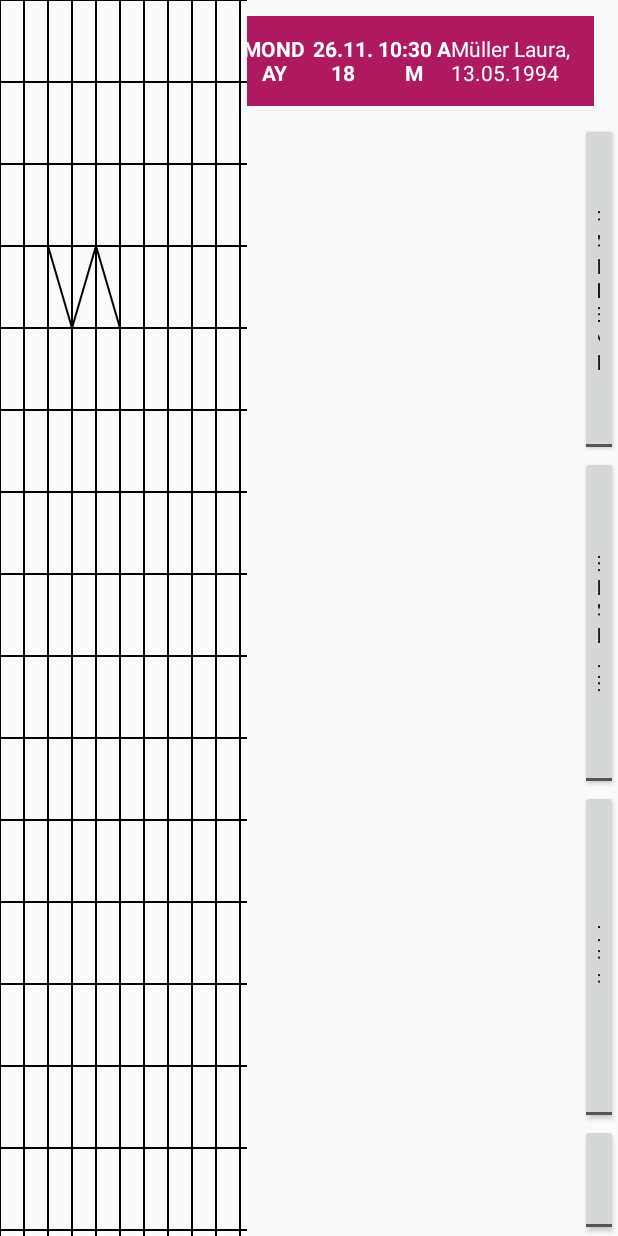
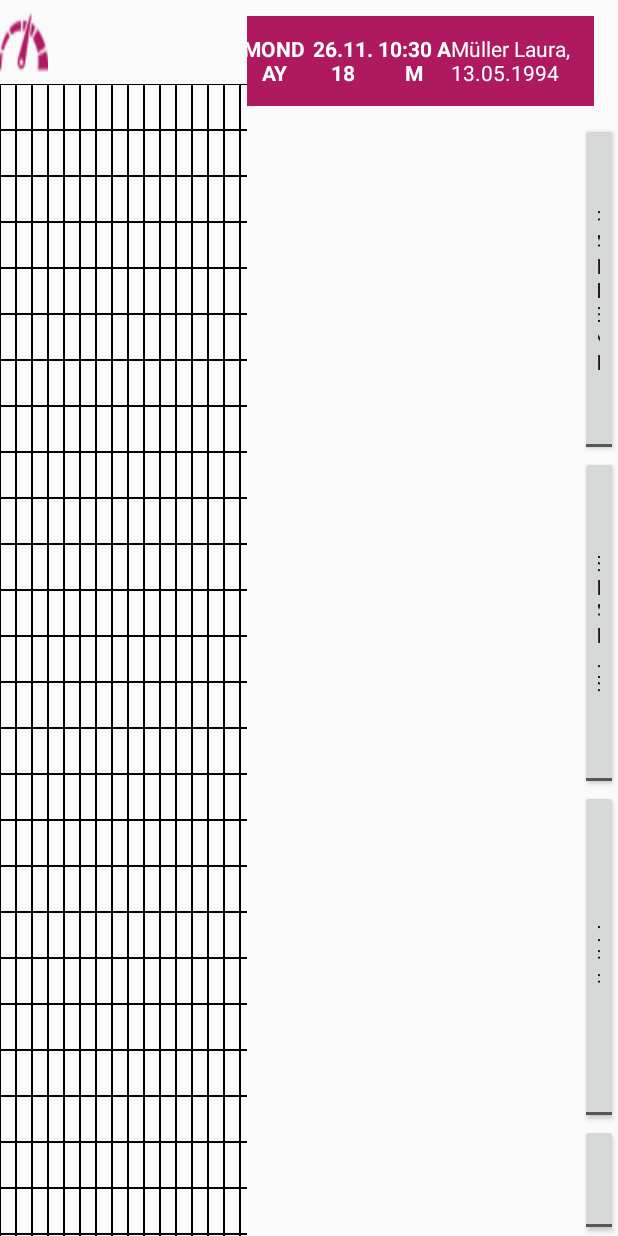
Before and after one commit to bauej1/epatientenprotokoll, an Android app: the screen it shows after launch (MainActivity), on a phone screen of 412 x 824 dp. Run offline under Robolectric (Android 15) with nearby library versions, the phone set to English and light mode, and no system bars.

Commit message:
Measures Grid has now different tools to use.

```diff
--- a/app/src/main/java/com/epatientenprotokoll/epatientenprotokoll/activities/MainActivity.java
+++ b/app/src/main/java/com/epatientenprotokoll/epatientenprotokoll/activities/MainActivity.java
@@ -5,6 +5,7 @@ import android.content.Context;
 import android.support.v4.app.FragmentTransaction;
 import android.support.v7.app.AppCompatActivity;
 import android.os.Bundle;
+import android.support.v7.widget.Toolbar;
 import android.view.LayoutInflater;
 import android.view.MenuItem;
 import android.view.View;
@@ -13,14 +14,13 @@ import android.widget.EditText;
 import android.widget.ImageButton;
 import android.widget.LinearLayout;
 import android.widget.PopupMenu;
-import android.widget.PopupWindow;
 import android.widget.TextView;
 import android.widget.ToggleButton;
 import com.epatientenprotokoll.epatientenprotokoll.R;
 import com.epatientenprotokoll.epatientenprotokoll.fragments.MasterDataFragment;
 import com.epatientenprotokoll.epatientenprotokoll.fragments.MaterialFragment;
 import com.epatientenprotokoll.epatientenprotokoll.fragments.StatusFragment;
-
+import com.epatientenprotokoll.epatientenprotokoll.model.Toolbox;
 import java.text.SimpleDateFormat;
 import java.util.Calendar;
 
@@ -34,16 +34,18 @@ public class MainActivity extends AppCompatActivity {
     Button urgencyOne;
     Button urgencyTwo;
     ImageButton ibTime;
-    PopupWindow mpopup;
-    Context mConext;
     LinearLayout vertLayout;
 
     //MeasuresGrid
     private MeasuresGrid measuresGrid;
-    String[][] table = new String[15][10];
-    int ventilationStart = 2;
-    int ventilationEnd = 5;
+    int[][] table = new int[25][15];
+    int ventilationStart;
+    int ventilationEnd;
+    int row;
 
+    //Toolbox
+    private Toolbar toolChooser;
+    private Toolbox toolbox;
 
     @Override
     protected void onCreate(Bundle savedInstanceState) {
@@ -153,48 +155,86 @@ public class MainActivity extends AppCompatActivity {
             }
         });
 
+        initToolChooser();
         initMeasuresGrid();
     }
 
+    /**
+     * Initializes the grid for measurements and handels the onclick and ondrag-Listener for further actions.
+     */
     private void initMeasuresGrid() {
         measuresGrid = findViewById(R.id.measuresGrid);
         measuresGrid.setOnClickListener(new MeasuresGrid.OnClickListener() {
             @Override
             void onClick(View view, int row, int column) {
-                onMeasuresGridClick(row, column);
+                if(toolbox.checkIfToolIsSelected()){
+                    if(!toolbox.getActualTool().isMultiMeasure()){
+                        onMeasuresGridClick(row, column);
+                    }
+                }
             }
         });
 
         measuresGrid.setOnDragListener(new MeasuresGrid.OnDragListener() {
             @Override
-            void onDrag(View view, int columnStart, int columnEnd) {
-                onMeasuresGridDrag(columnStart, columnEnd);
+            void onDrag(View view, int columnStart, int columnEnd, int row) {
+                if(toolbox.checkIfToolIsSelected()){
+                    if(toolbox.getActualTool().isMultiMeasure()){
+                        onMeasuresGridDrag(columnStart, columnEnd, row);
+                    }
+                }
             }
         });
 
         setMeasuresGrid();
     }
 
+    /**
+     * Handles the action if the user clicks on the grid. It gets the selected toolbox symbol and writes it into the two-dimensional table array to store the symbol.
+     *
+     * @param row - clicked row
+     * @param column - clicked column
+     */
     private void onMeasuresGridClick(int row, int column) {
         System.out.println("clicked: " + row + " " + column);
 
-        table[row][column] = "X";
+        table[row][column] = toolbox.getActualTool().getSymbol();
+        setMeasuresGrid();
+    }
+
+    /**
+     * Handles the action if the user drags on the grid. It gets the selected toolbox symbol and writes it into the two-dimensional table array to store the symbol.
+     *
+     * @param columnStart - first tap
+     * @param columnEnd - last tap
+     * @param row - row tapped
+     */
+    private void onMeasuresGridDrag(int columnStart, int columnEnd, int row) {
+        System.out.println("drag: " + columnStart + " " + columnEnd);
+
+        ventilationStart = columnStart;
+        ventilationEnd = columnEnd;
+        this.row = row;
 
         setMeasuresGrid();
     }
 
-    private void onMeasuresGridDrag(int columnStart, int columnEnd) {
-        System.out.println("drag: " + columnStart + " " + columnEnd);
-
-        ventilationStart = columnStart;
-        ventilationEnd = columnEnd;
-
-        setMeasuresGrid();
+    /**
+     * Actualizes the data table behind the grid.
+     */
+    private void setMeasuresGrid() {
+        measuresGrid.setTable(table);
+        measuresGrid.setVentilation(ventilationStart, ventilationEnd, row);
     }
 
-    private void setMeasuresGrid() {
-        measuresGrid.setTable(table);
-        measuresGrid.setVentilation(ventilationStart, ventilationEnd);
+    /**
+     * Initializes the tool chooser element on top left screen corner. It allows the user to handle different tools.
+     */
+    private void initToolChooser(){
+        toolChooser = findViewById(R.id.toolbar);
+        toolbox = new Toolbox();
+        toolChooser.setOnClickListener(v -> {
+            toolbox.showToolbox(v);
+        });
     }
-
 }
--- a/app/src/main/java/com/epatientenprotokoll/epatientenprotokoll/activities/MeasuresGrid.java
+++ b/app/src/main/java/com/epatientenprotokoll/epatientenprotokoll/activities/MeasuresGrid.java
@@ -1,6 +1,8 @@
 package com.epatientenprotokoll.epatientenprotokoll.activities;
 
 import android.content.Context;
+import android.graphics.Bitmap;
+import android.graphics.BitmapFactory;
 import android.graphics.Canvas;
 import android.graphics.Color;
 import android.graphics.Paint;
@@ -15,15 +17,16 @@ public class MeasuresGrid extends View {
     }
 
     abstract static class OnDragListener {
-        abstract void onDrag(View view, int columnStart, int columnEnd);
+        abstract void onDrag(View view, int columnStart, int columnEnd, int row);
     }
 
-    String[][] table;
+    int[][] table;
     OnClickListener onClickListener;
     OnDragListener onDragListener;
     Paint paint = new Paint();
     int ventilationStart;
     int ventilationEnd;
+    int row;
 
     public MeasuresGrid(Context context) {
         super(context);
@@ -46,15 +49,16 @@ public class MeasuresGrid extends View {
         paint.setTextSize(50);
     }
 
-    public void setTable(String[][] table) {
+    public void setTable(int[][] table) {
         this.table = table;
 
         invalidate();
     }
 
-    public void setVentilation(int ventilationStart, int ventilationEnd) {
+    public void setVentilation(int ventilationStart, int ventilationEnd, int row) {
         this.ventilationStart = ventilationStart;
         this.ventilationEnd = ventilationEnd;
+        this.row = row;
     }
 
     void setOnClickListener(OnClickListener onClickListener) {
@@ -93,16 +97,16 @@ public class MeasuresGrid extends View {
     private void drawCells(Canvas canvas) {
         for (int row = 0; row < getRowCount(); ++row) {
             for (int column = 0; column < getColumnCount(); ++column) {
-                String text = table[row][column];
+                Bitmap bitmap = BitmapFactory.decodeResource(getResources(), table[row][column]);
 
-                if(text == null) {
+                if(bitmap == null) {
                     continue;
                 }
 
                 int x = getWidth() / getColumnCount() * column + 4;
                 int y = getHeight() / getRowCount() * (row + 1) - 4;
 
-                canvas.drawText(text, x, y, paint);
+                canvas.drawBitmap(bitmap, x, y, paint);
             }
         }
     }
@@ -112,7 +116,8 @@ public class MeasuresGrid extends View {
             return;
         }
 
-        int row = 3;
+        int row = this.row;
+        System.out.println("row : " + row);
         boolean upwards = true;
 
         for(int column = ventilationStart; column < ventilationEnd; ++column) {
@@ -145,7 +150,7 @@ public class MeasuresGrid extends View {
             if(event.getAction() == MotionEvent.ACTION_UP) {
                 if(dragStartColumn != column) {
                     if (onDragListener != null) {
-                        onDragListener.onDrag(this, dragStartColumn, column + 1);
+                        onDragListener.onDrag(this, dragStartColumn, column + 1, row);
                     }
                 }
                 else {
--- /dev/null
+++ b/app/src/main/java/com/epatientenprotokoll/epatientenprotokoll/model/Measurement.java
@@ -0,0 +1,92 @@
+package com.epatientenprotokoll.epatientenprotokoll.model;
+
+/**
+ * This Class represents the different Measurements which can used in the grid.
+ *
+ */
+public class Measurement {
+
+    private int id;
+    private int symbol;
+    private boolean multiMeasure;
+    private int x1;
+    private int y1;
+    private int x2;
+    private int y2;
+
+    /**
+     *
+     * @param id - Identification of the Measurement
+     * @param symbol - Symbol used in the grid as an integer from drawables folder
+     * @param multiMeasure - is the Measurement just a point or does it need a drag action
+     * @param x1 - x-value of the first click
+     * @param y1 - y-value of the second click
+     * @param x2 - x-value of the second click (only if multiMeasure is true)
+     * @param y2 - y-value of the second click (only if multiMeasure is true)
+     */
+    public Measurement(int id, int symbol, boolean multiMeasure, int x1, int y1, int x2, int y2) {
+        this.id = id;
+        this.symbol = symbol;
+        this.multiMeasure = multiMeasure;
+        this.x1 = x1;
+        this.y1 = y1;
+        this.x2 = x2;
+        this.y2 = y2;
+    }
+
+    public int getId() {
+        return id;
+    }
+
+    public void setId(int id) {
+        this.id = id;
+    }
+
+    public int getSymbol() {
+        return symbol;
+    }
+
+    public void setSymbol(int symbol) {
+        this.symbol = symbol;
+    }
+
+    public boolean isMultiMeasure() {
+        return multiMeasure;
+    }
+
+    public void setMultiMeasure(boolean multiMeasure) {
+        this.multiMeasure = multiMeasure;
+    }
+
+    public int getX1() {
+        return x1;
+    }
+
+    public void setX1(int x1) {
+        this.x1 = x1;
+    }
+
+    public int getY1() {
+        return y1;
+    }
+
+    public void setY1(int y1) {
+        this.y1 = y1;
+    }
+
+    public int getX2() {
+        return x2;
+    }
+
+    public void setX2(int x2) {
+        this.x2 = x2;
+    }
+
+    public int getY2() {
+        return y2;
+    }
+
+    public void setY2(int y2) {
+        this.y2 = y2;
+    }
+}
--- /dev/null
+++ b/app/src/main/java/com/epatientenprotokoll/epatientenprotokoll/model/Toolbox.java
@@ -0,0 +1,129 @@
+package com.epatientenprotokoll.epatientenprotokoll.model;
+
+import android.view.MenuInflater;
+import android.view.MenuItem;
+import android.view.View;
+import android.widget.PopupMenu;
+import com.epatientenprotokoll.epatientenprotokoll.R;
+import java.lang.reflect.Field;
+import java.util.ArrayList;
+
+public class Toolbox {
+
+    private ArrayList<Measurement> measurements;
+    private Measurement actualTool;
+
+    public Toolbox(){
+        measurements = new ArrayList<>();
+        initTools();
+    }
+
+    /**
+     * Shows the toolbox for the user and forces the Android OS to show icons with reflections.
+     * @param v
+     */
+    public void showToolbox(View v){
+        PopupMenu popup = new PopupMenu(v.getContext(), v);
+        MenuInflater inflater = popup.getMenuInflater();
+        inflater.inflate(R.menu.toolbox, popup.getMenu());
+
+        Object menuHelper;
+        Class[] argTypes;
+        try {
+            Field fMenuHelper = PopupMenu.class.getDeclaredField("mPopup");
+            fMenuHelper.setAccessible(true);
+            menuHelper = fMenuHelper.get(popup);
+            argTypes = new Class[]{boolean.class};
+            menuHelper.getClass().getDeclaredMethod("setForceShowIcon", argTypes).invoke(menuHelper, true);
+        } catch (Exception e) {
+
+        }
+        popup.show();
+
+        popup.setOnMenuItemClickListener(menuItem -> {
+            getMeasureTool(menuItem);
+            return true;
+        });
+    }
+
+    /**
+     * Passes the tool Id to evalActualTool()
+     * @param m
+     */
+    private void getMeasureTool(MenuItem m){
+        int toolId = -1;
+        switch(m.getItemId()){
+            case R.id.tool_ventilation:
+                toolId = 1;
+                break;
+            case R.id.tool_intubation:
+                toolId = 2;
+                break;
+            case R.id.tool_defibrilation:
+                toolId = 3;
+                break;
+            case R.id.tool_pacing:
+                toolId = 4;
+                break;
+            case R.id.tool_heart_massage:
+                toolId = 5;
+                break;
+            case R.id.tool_blood_pressure:
+                toolId = 6;
+                break;
+            case R.id.tool_pulse:
+                toolId = 7;
+                break;
+        }
+        evalActualTool(toolId);
+    }
+
+    /**
+     * Evaluates which tool is actually selected.
+     * @param toolId
+     */
+    private void evalActualTool(int toolId){
+        actualTool = null;
+
+        for(Measurement m : measurements){
+            if(m.getId() == toolId) actualTool = m;
+        }
+    }
+
+    /**
+     * Returns the actual selected tool.
+     * @return the selected tool.
+     */
+    public Measurement getActualTool(){
+        return actualTool;
+    }
+
+    /**
+     * Checks if a tool is selected before drawing on the grid.
+     * @return true if a tool is selected
+     */
+    public boolean checkIfToolIsSelected(){
+        return actualTool == null ? false : true;
+    }
+
+    /**
+     * Initializes all possible tools with its params and adds them to a collection.
+     */
+    private void initTools(){
+        Measurement ventilation = new Measurement(1, R.drawable.ventilation, true, 0, 0, 0, 0);
+        Measurement inextubation = new Measurement(2, R.drawable.intubation_extubation, false, 0, 0, 0, 0);
+        Measurement defibrilation = new Measurement(3, R.drawable.defibrilation, false, 0, 0, 0, 0);
+        Measurement extPacing = new Measurement(4, R.drawable.pacing, false, 0, 0, 0, 0);
+        Measurement heartMassage = new Measurement(5, R.drawable.heart_massage, false, 0, 0, 0, 0);
+        Measurement bloodPressure = new Measurement(6, R.drawable.heart_massage, true, 0, 0, 0, 0);
+        Measurement pulse = new Measurement(7, R.drawable.pulse, false, 0, 0, 0, 0);
+
+        measurements.add(ventilation);
+        measurements.add(inextubation);
+        measurements.add(defibrilation);
+        measurements.add(extPacing);
+        measurements.add(heartMassage);
+        measurements.add(bloodPressure);
+        measurements.add(pulse);
+    }
+}
--- a/app/src/main/res/layout/activity_main.xml
+++ b/app/src/main/res/layout/activity_main.xml
@@ -11,7 +11,20 @@
         android:layout_width="0dp"
         android:layout_height="match_parent"
         android:layout_weight="40"
-        android:orientation="horizontal">
+        android:orientation="vertical">
+
+        <LinearLayout
+            android:layout_width="match_parent"
+            android:layout_height="wrap_content"
+            android:orientation="horizontal">
+
+            <android.support.v7.widget.Toolbar
+                android:id="@+id/toolbar"
+                android:layout_width="wrap_content"
+                android:layout_height="wrap_content"
+                android:backgroundTint="@color/colorAccent"
+                android:background="@drawable/tools" />
+        </LinearLayout>
 
         <com.epatientenprotokoll.epatientenprotokoll.activities.MeasuresGrid
             android:id="@+id/measuresGrid"
@@ -177,4 +190,5 @@
         </LinearLayout>
 
     </LinearLayout>
+
 </LinearLayout>
--- /dev/null
+++ b/app/src/main/res/menu/toolbox.xml
@@ -0,0 +1,26 @@
+<?xml version="1.0" encoding="utf-8"?>
+<menu xmlns:app="http://schemas.android.com/apk/res-auto"
+    xmlns:android="http://schemas.android.com/apk/res/android">
+    <item android:id="@+id/tool_ventilation"
+        android:icon="@drawable/ventilation"
+        android:title="@string/ventilation" />
+    <item android:id="@+id/tool_intubation"
+        android:icon="@drawable/intubation_extubation"
+        android:title="@string/intubation_extubation"
+        app:showAsAction="ifRoom" />
+    <item android:id="@+id/tool_defibrilation"
+        android:icon="@drawable/defibrilation"
+        android:title="@string/defibrilation" />
+    <item android:id="@+id/tool_pacing"
+        android:icon="@drawable/pacing"
+        android:title="@string/pacing" />
+    <item android:id="@+id/tool_heart_massage"
+        android:icon="@drawable/heart_massage"
+        android:title="@string/heart_massage" />
+    <item android:id="@+id/tool_blood_pressure"
+        android:icon="@drawable/defibrilation"
+        android:title="@string/bloodpressure" />
+    <item android:id="@+id/tool_pulse"
+        android:icon="@drawable/pulse"
+        android:title="@string/pulse" />
+</menu>
--- a/app/src/main/res/values/strings.xml
+++ b/app/src/main/res/values/strings.xml
@@ -136,4 +136,12 @@
         <item>RX-Bilder</item>
         <item>Arzt-/Pflegebericht</item>
     </string-array>
+
+    <string name="ventilation">Beatmung</string>
+    <string name="intubation_extubation">In- / Extubation</string>
+    <string name="defibrilation">Defibrilation</string>
+    <string name="pacing">Ext. Pacing</string>
+    <string name="heart_massage">Herzmassage</string>
+    <string name="bloodpressure">BD</string>
+    <string name="pulse">Puls</string>
 </resources>
```
Also changed, not shown: app/src/main/res/drawable/defibrilation.png (added), app/src/main/res/drawable/heart_massage.png (added), app/src/main/res/drawable/intubation_extubation.png (added), app/src/main/res/drawable/pacing.png (added), app/src/main/res/drawable/pulse.png (added), app/src/main/res/drawable/tools.png (added), app/src/main/res/drawable/ventilation.png (added).
